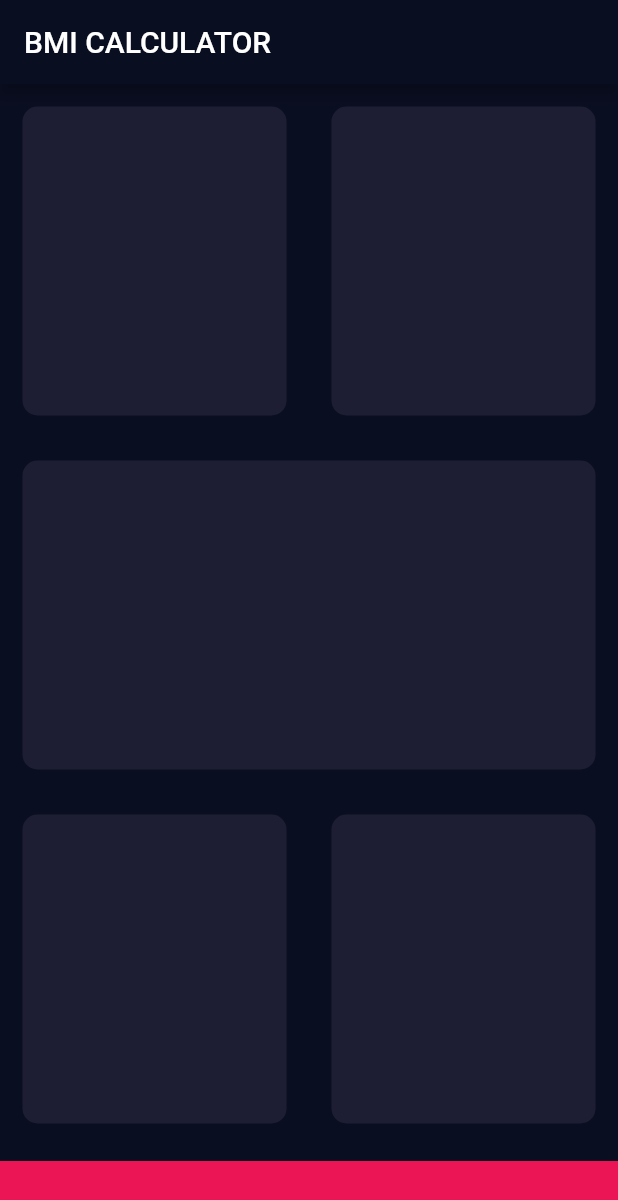
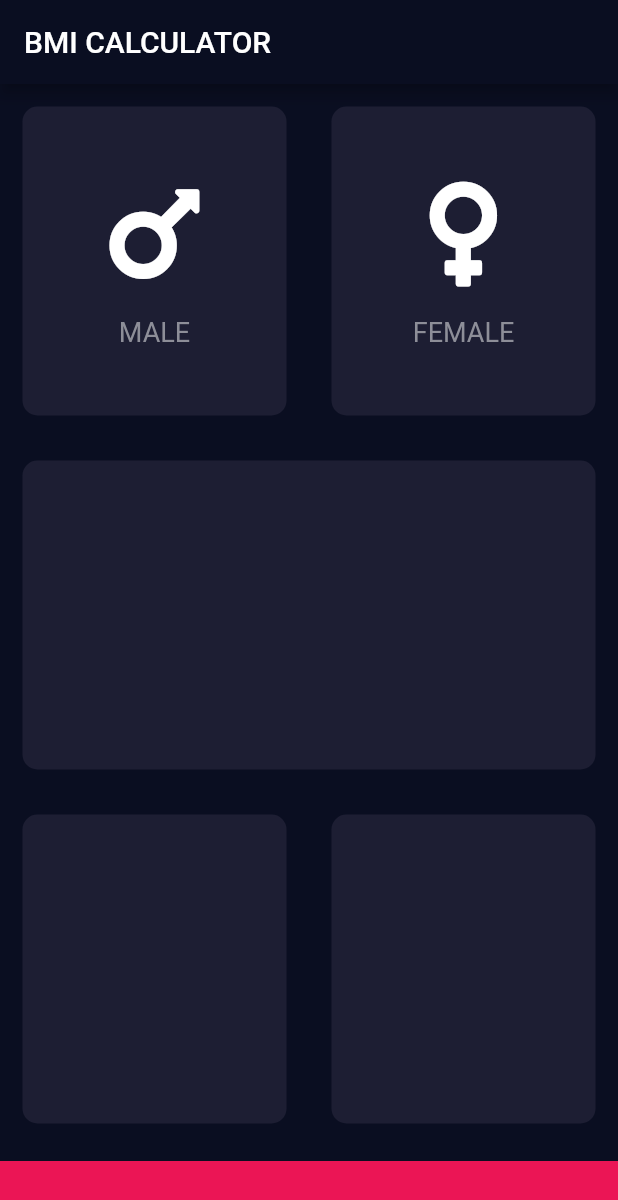
Before and after one commit to annamj17/Flutter-apps, a Flutter app: the screen it shows after launch, on a phone screen of 412 x 824 dp. Shown: the top 1200 px of the screen. Run offline on Flutter 3.47's test engine with Material 2 defaults, Android fonts, the light colour scheme and no system bars; our stand-ins replace audioplayers, font_awesome_flutter, rflutter_alert.

Commit message:
adding icons and refactoring code

```diff
--- /dev/null
+++ b/bmi-calculator-flutter/lib/icon_content.dart
@@ -0,0 +1,33 @@
+import 'package:flutter/material.dart';
+
+const labelTextStyle = TextStyle(
+  fontSize: 18.0,
+  color: Color(0xFF8D8E98),
+);
+
+class IconContent extends StatelessWidget {
+  IconContent({this.icon, this.label});
+
+  final IconData icon;
+  final String label;
+
+  @override
+  Widget build(BuildContext context) {
+    return Column(
+      mainAxisAlignment: MainAxisAlignment.center,
+      children: [
+        Icon(
+          icon,
+          size: 80.0,
+        ),
+        SizedBox(
+          height: 15.0,
+        ),
+        Text(
+          label,
+          style: labelTextStyle,
+        ),
+      ],
+    );
+  }
+}
--- a/bmi-calculator-flutter/lib/input_page.dart
+++ b/bmi-calculator-flutter/lib/input_page.dart
@@ -1,4 +1,7 @@
 import 'package:flutter/material.dart';
+import 'icon_content.dart';
+import 'reusable_card.dart';
+import 'package:font_awesome_flutter/font_awesome_flutter.dart';
 
 const bottomContainerHeight = 50.0;
 const activeCardColor = Color(0XFF1D1E33);
@@ -25,11 +28,19 @@ class _InputPageState extends State<InputPage> {
                   Expanded(
                     child: ReusableCard(
                       colour: activeCardColor,
+                      cardChild: IconContent(
+                        icon: FontAwesomeIcons.mars,
+                        label: 'MALE',
+                      ),
                     ),
                   ),
                   Expanded(
                     child: ReusableCard(
                       colour: activeCardColor,
+                      cardChild: IconContent(
+                        icon: FontAwesomeIcons.venus,
+                        label: 'FEMALE',
+                      ),
                     ),
                   ),
                 ],
@@ -68,20 +79,3 @@ class _InputPageState extends State<InputPage> {
     );
   }
 }
-
-class ReusableCard extends StatelessWidget {
-  ReusableCard({@required this.colour});
-
-  final Color colour;
-
-  @override
-  Widget build(BuildContext context) {
-    return Container(
-      margin: EdgeInsets.all(15.0),
-      decoration: BoxDecoration(
-        color: colour,
-        borderRadius: BorderRadius.circular(10.0),
-      ),
-    );
-  }
-}
--- /dev/null
+++ b/bmi-calculator-flutter/lib/reusable_card.dart
@@ -0,0 +1,20 @@
+import 'package:flutter/material.dart';
+
+class ReusableCard extends StatelessWidget {
+  ReusableCard({@required this.colour, this.cardChild});
+
+  final Color colour;
+  final Widget cardChild;
+
+  @override
+  Widget build(BuildContext context) {
+    return Container(
+      child: cardChild,
+      margin: EdgeInsets.all(15.0),
+      decoration: BoxDecoration(
+        color: colour,
+        borderRadius: BorderRadius.circular(10.0),
+      ),
+    );
+  }
+}
--- a/bmi-calculator-flutter/pubspec.yaml
+++ b/bmi-calculator-flutter/pubspec.yaml
@@ -11,6 +11,7 @@ dependencies:
     sdk: flutter
 
   cupertino_icons: ^0.1.2
+  font_awesome_flutter: ^8.10.0
 
 dev_dependencies:
   flutter_test:
```
